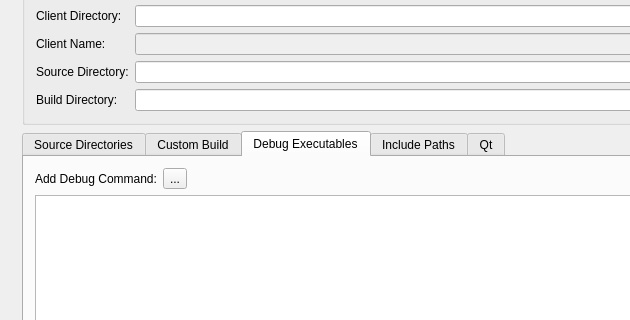
This is MainWindow/MainWindow.ui in towel42-com/vsprojmaker as Qt 5 draws it before an edit; both pictures show x 0 to 630 and y 177 to 497 of the 1071 by 750 pixel window. The edited form follows.
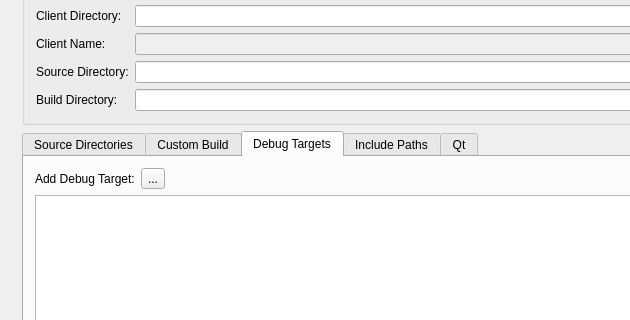
This is the edited form. The open tabs and pages were chosen to show the change.

Patch:
```diff
--- a/MainWindow/MainWindow.ui
+++ b/MainWindow/MainWindow.ui
@@ -214,13 +214,13 @@
          </widget>
          <widget class="QWidget" name="tab_4">
           <attribute name="title">
-           <string>Debug Executables</string>
+           <string>Debug Targets</string>
           </attribute>
           <layout class="QGridLayout" name="gridLayout_6">
            <item row="0" column="0">
             <widget class="QLabel" name="label_9">
              <property name="text">
-              <string>Add Debug Command:</string>
+              <string>Add Debug Target:</string>
              </property>
             </widget>
            </item>
```
Left out of the diff: 8 changed lines with no effect on the pictures.
